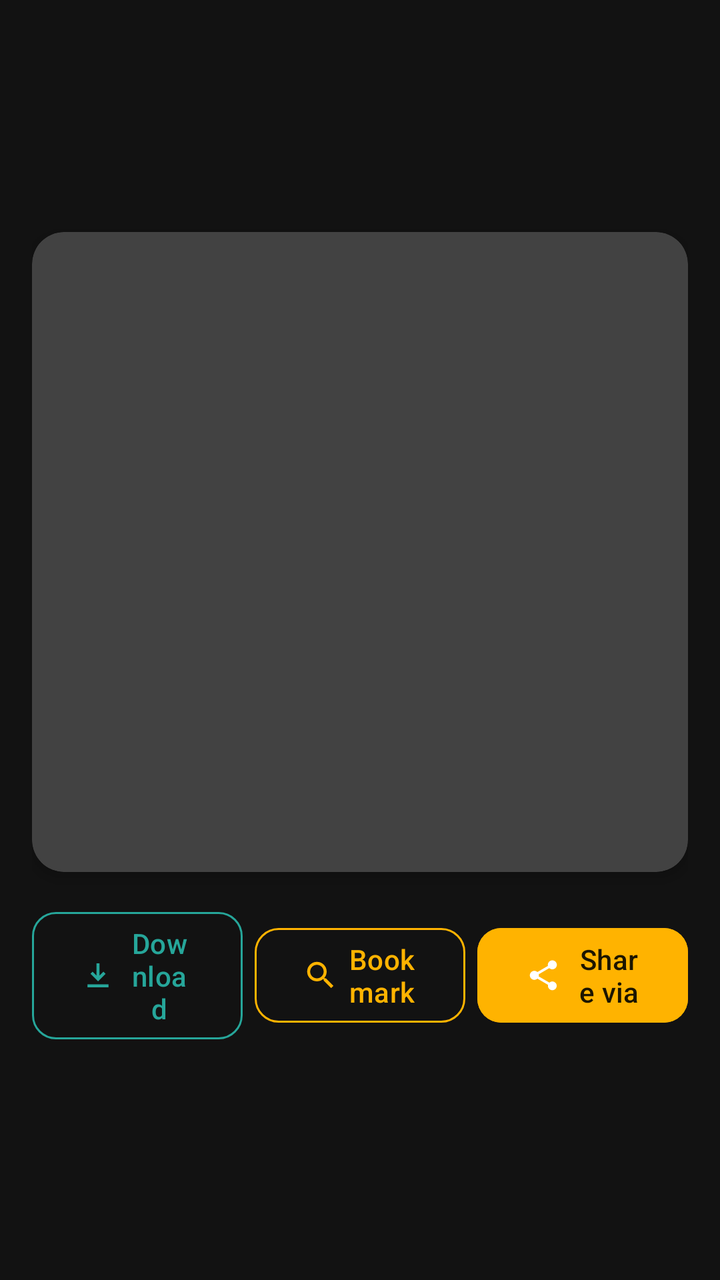
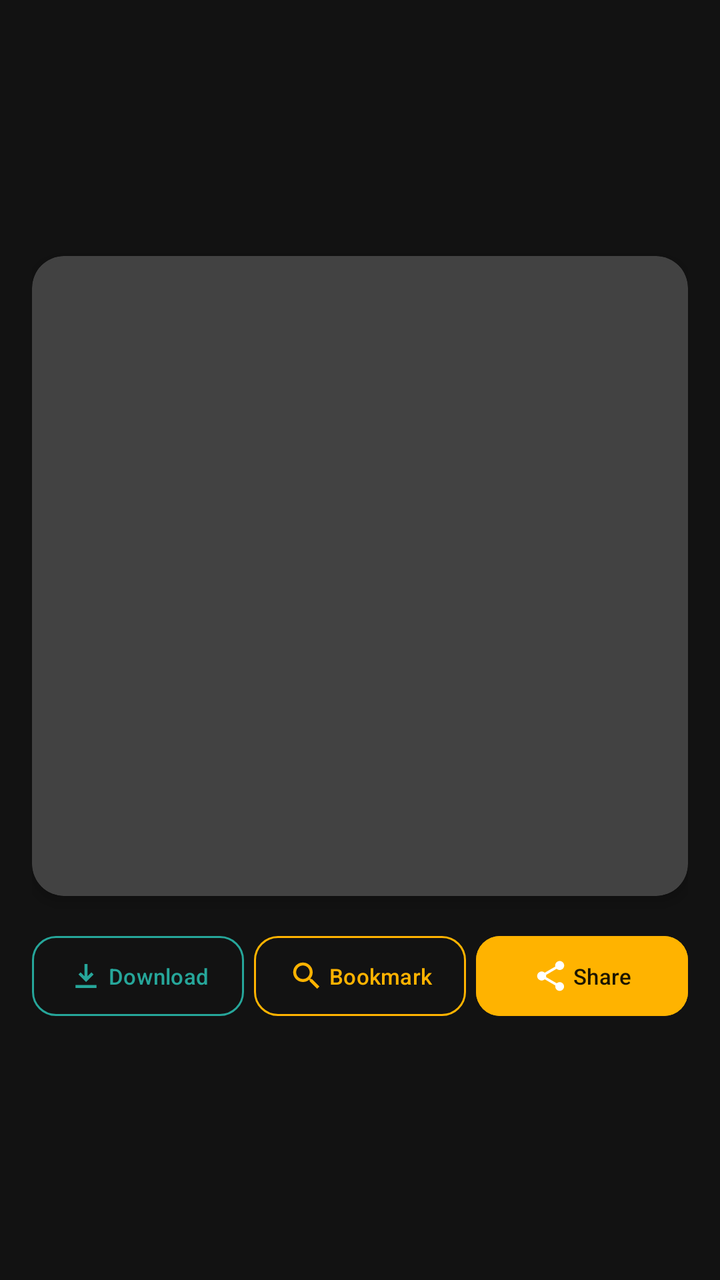

Compare the two renders of this Android layout. The source of the first and the diff that turns it into the second are given below.
<!-- AndroidManifest.xml: application theme Theme.TheCatalogue -->
<!-- res/layout/dialog_cat_preview.xml -->
<?xml version="1.0" encoding="utf-8"?>
<LinearLayout xmlns:android="http://schemas.android.com/apk/res/android"
    xmlns:app="http://schemas.android.com/apk/res-auto"
    android:layout_width="match_parent"
    android:layout_height="wrap_content"
    android:orientation="vertical"
    android:padding="16dp"
    android:gravity="center">

    <androidx.cardview.widget.CardView
        android:layout_width="match_parent"
        android:layout_height="320dp"
        app:cardCornerRadius="16dp"
        app:cardElevation="4dp">

        <ImageView
            android:id="@+id/previewCatImage"
            android:layout_width="match_parent"
            android:layout_height="match_parent"
            android:contentDescription="@string/cat_detail_title"
            android:scaleType="centerCrop" />

    </androidx.cardview.widget.CardView>

    <LinearLayout
        android:layout_width="match_parent"
        android:layout_height="wrap_content"
        android:orientation="horizontal"
        android:gravity="center"
        android:paddingTop="16dp">

        <com.google.android.material.button.MaterialButton
            android:id="@+id/btnPreviewDownload"
            style="@style/Widget.Material3.Button.OutlinedButton"
            android:layout_width="0dp"
            android:layout_height="wrap_content"
            android:layout_weight="1"
            android:layout_marginEnd="4dp"
            app:cornerRadius="12dp"
            app:icon="@drawable/ic_download"
            app:iconTint="@color/download_teal"
            app:strokeColor="@color/download_teal"
            android:textColor="@color/download_teal"
            android:text="@string/download" />

        <com.google.android.material.button.MaterialButton
            android:id="@+id/btnPreviewBookmark"
            style="@style/Widget.Material3.Button.OutlinedButton"
            android:layout_width="0dp"
            android:layout_height="wrap_content"
            android:layout_weight="1"
            android:layout_marginStart="2dp"
            android:layout_marginEnd="2dp"
            app:cornerRadius="12dp"
            app:icon="@drawable/ic_nav_search"
            app:iconTint="@color/primary_gold"
            app:strokeColor="@color/primary_gold"
            android:textColor="@color/primary_gold"
            android:text="Bookmark" />

        <com.google.android.material.button.MaterialButton
            android:id="@+id/btnPreviewShare"
            style="@style/Widget.Material3.Button"
            android:layout_width="0dp"
            android:layout_height="wrap_content"
            android:layout_weight="1"
            android:layout_marginStart="4dp"
            app:cornerRadius="12dp"
            app:icon="@drawable/ic_share"
            app:iconTint="@color/white"
            android:backgroundTint="@color/primary_gold"
            android:textColor="@color/on_primary_gold"
            android:text="@string/share_via" />

    </LinearLayout>

</LinearLayout>
<!-- resources referenced by this layout -->
<resources>
  <color name="download_teal">#26A69A</color>
  <color name="on_primary_gold">#1C1500</color>
  <color name="primary_gold">#FFB300</color>
  <color name="white">#FFFFFFFF</color>
  <!-- drawable ic_download (drawable) -->
  <?xml version="1.0" encoding="utf-8"?>
  <vector xmlns:android="http://schemas.android.com/apk/res/android"
      android:width="24dp"
      android:height="24dp"
      android:viewportWidth="24"
      android:viewportHeight="24">
      <path
          android:fillColor="@android:color/white"
          android:pathData="M12,16L7,11L8.41,9.59L11,12.17V4H13V12.17L15.59,9.59L17,11L12,16ZM5,20V18H19V20H5Z" />
  </vector>
  <!-- drawable ic_nav_search (drawable) -->
  <?xml version="1.0" encoding="utf-8"?>
  <vector xmlns:android="http://schemas.android.com/apk/res/android"
      android:width="24dp"
      android:height="24dp"
      android:viewportWidth="24"
      android:viewportHeight="24">
      <path
          android:fillColor="@android:color/white"
          android:pathData="M15.5,14h-0.79l-0.28,-0.27C15.41,12.59 16,11.11 16,9.5 16,5.91 13.09,3 9.5,3S3,5.91 3,9.5 5.91,16 9.5,16c1.61,0 3.09,-0.59 4.23,-1.57l0.27,0.28v0.79l5,4.99L20.49,19l-4.99,-5zM9.5,14C7.01,14 5,11.99 5,9.5S7.01,5 9.5,5 14,7.01 14,9.5 11.99,14 9.5,14z" />
  </vector>
  <!-- drawable ic_share (drawable) -->
  <?xml version="1.0" encoding="utf-8"?>
  <vector xmlns:android="http://schemas.android.com/apk/res/android"
      android:width="24dp"
      android:height="24dp"
      android:viewportWidth="24"
      android:viewportHeight="24">
      <path
          android:fillColor="@android:color/white"
          android:pathData="M18,16.08c-0.76,0 -1.44,0.3 -1.96,0.77L8.91,12.7c0.05,-0.23 0.09,-0.47 0.09,-0.7s-0.04,-0.47 -0.09,-0.7l7.05,-4.11c0.54,0.5 1.25,0.81 2.04,0.81 1.66,0 3,-1.34 3,-3s-1.34,-3 -3,-3 -3,1.34 -3,3c0,0.23 0.04,0.47 0.09,0.7L8.04,9.81C7.5,9.31 6.79,9 6,9c-1.66,0 -3,1.34 -3,3s1.34,3 3,3c0.79,0 1.5,-0.31 2.04,-0.81l7.12,4.16c-0.05,0.21 -0.08,0.43 -0.08,0.65 0,1.61 1.31,2.92 2.92,2.92s2.92,-1.31 2.92,-2.92c0,-1.61 -1.31,-2.92 -2.92,-2.92z" />
  </vector>
  <string name="cat_detail_title">Cat Details</string>
  <string name="download">Download</string>
  <string name="share_via">Share via</string>
  <style name="Theme.TheCatalogue" parent="Theme.Material3.Dark.NoActionBar">
          <item name="colorPrimary">@color/primary_gold</item>
          <item name="colorOnPrimary">@color/on_primary_gold</item>
          <item name="colorPrimaryContainer">@color/primary_container_gold</item>
          <item name="colorOnPrimaryContainer">@color/on_primary_container_gold</item>
  
          <item name="colorSecondary">@color/crimson_red</item>
          <item name="colorOnSecondary">@color/on_crimson_red</item>
  
          <item name="android:colorBackground">@color/dark_background</item>
          <item name="colorSurface">@color/dark_surface</item>
          <item name="colorOnSurface">@color/on_dark_surface</item>
  
          <item name="android:statusBarColor">@color/dark_background</item>
          <item name="android:navigationBarColor">@color/dark_background</item>
      </style>
  <color name="primary_container_gold">#3A2B00</color>
  <color name="on_primary_container_gold">#FFDF9E</color>
  <color name="crimson_red">#E53935</color>
  <color name="on_crimson_red">#FFFFFF</color>
  <color name="dark_background">#121212</color>
  <color name="dark_surface">#1E1B18</color>
  <color name="on_dark_surface">#F5F5F5</color>
</resources>

<!-- the commit's change to res/layout/dialog_cat_preview.xml (unified diff, before → after) -->
@@ -35,9 +35,18 @@
             android:layout_width="0dp"
             android:layout_height="wrap_content"
             android:layout_weight="1"
-            android:layout_marginEnd="4dp"
+            android:layout_marginEnd="3dp"
+            android:paddingLeft="2dp"
+            android:paddingRight="2dp"
+            android:insetLeft="0dp"
+            android:insetRight="0dp"
+            android:textSize="11sp"
+            android:maxLines="1"
             app:cornerRadius="12dp"
             app:icon="@drawable/ic_download"
+            app:iconSize="18dp"
+            app:iconPadding="2dp"
+            app:iconGravity="textStart"
             app:iconTint="@color/download_teal"
             app:strokeColor="@color/download_teal"
             android:textColor="@color/download_teal"
@@ -51,8 +60,17 @@
             android:layout_weight="1"
             android:layout_marginStart="2dp"
             android:layout_marginEnd="2dp"
+            android:paddingLeft="2dp"
+            android:paddingRight="2dp"
+            android:insetLeft="0dp"
+            android:insetRight="0dp"
+            android:textSize="11sp"
+            android:maxLines="1"
             app:cornerRadius="12dp"
             app:icon="@drawable/ic_nav_search"
+            app:iconSize="18dp"
+            app:iconPadding="2dp"
+            app:iconGravity="textStart"
             app:iconTint="@color/primary_gold"
             app:strokeColor="@color/primary_gold"
             android:textColor="@color/primary_gold"
@@ -64,13 +82,22 @@
             android:layout_width="0dp"
             android:layout_height="wrap_content"
             android:layout_weight="1"
-            android:layout_marginStart="4dp"
+            android:layout_marginStart="3dp"
+            android:paddingLeft="2dp"
+            android:paddingRight="2dp"
+            android:insetLeft="0dp"
+            android:insetRight="0dp"
+            android:textSize="11sp"
+            android:maxLines="1"
             app:cornerRadius="12dp"
             app:icon="@drawable/ic_share"
+            app:iconSize="18dp"
+            app:iconPadding="2dp"
+            app:iconGravity="textStart"
             app:iconTint="@color/white"
             android:backgroundTint="@color/primary_gold"
             android:textColor="@color/on_primary_gold"
-            android:text="@string/share_via" />
+            android:text="Share" />
 
     </LinearLayout>
 
<!-- resource entries referenced after the edit -->
@@ -39,7 +39,6 @@
   </vector>
   <string name="cat_detail_title">Cat Details</string>
   <string name="download">Download</string>
-  <string name="share_via">Share via</string>
   <style name="Theme.TheCatalogue" parent="Theme.Material3.Dark.NoActionBar">
           <item name="colorPrimary">@color/primary_gold</item>
           <item name="colorOnPrimary">@color/on_primary_gold</item>
